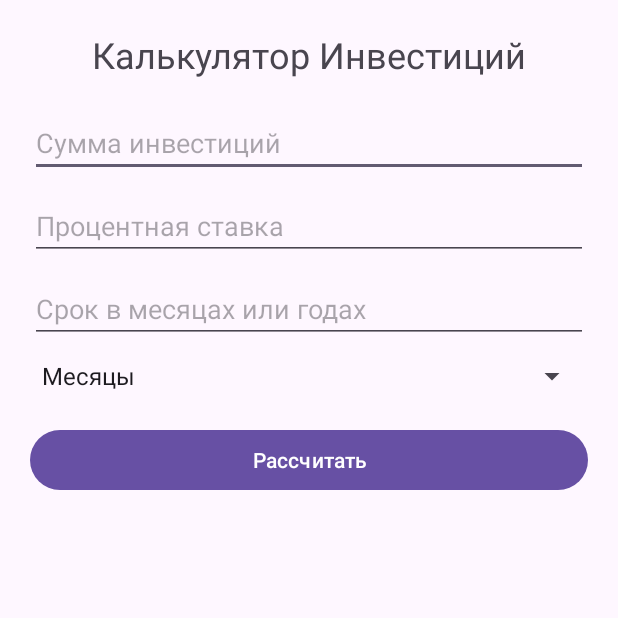
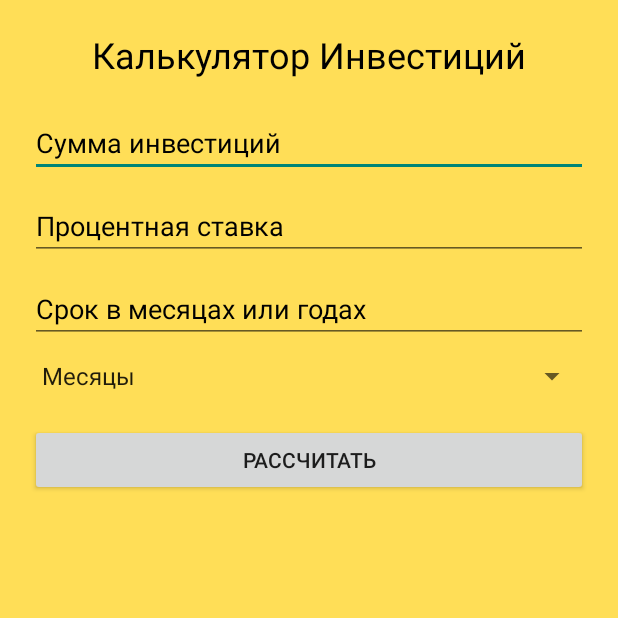
Before and after one commit to andLari/FinanciesControl-v0-0-1, an Android app: the InvestmentCalculatorActivity screen opened directly, with no data from a screen before it, on a phone screen of 412 x 824 dp, the top half of it. Run offline under Robolectric (Android 15) with nearby library versions, the phone set to English and light mode, and no system bars.

Commit message:
поменял фон, поставил в textview, edittext везде черный фон.

```diff
--- a/app/src/main/res/layout/activity_budget_analysis.xml
+++ b/app/src/main/res/layout/activity_budget_analysis.xml
@@ -5,13 +5,15 @@
     xmlns:tools="http://schemas.android.com/tools"
     android:layout_width="match_parent"
     android:layout_height="match_parent"
-    tools:context=".BudgetAnalysisActivity">
+    tools:context=".BudgetAnalysisActivity"
+    android:background="@color/yellow">
 
     <TextView
         android:id="@+id/analysisTitle"
         android:layout_width="wrap_content"
         android:layout_height="wrap_content"
         android:text="Контроль Расходов"
+        android:textColor="@color/black"
         android:textSize="24sp"
         app:layout_constraintTop_toTopOf="parent"
         app:layout_constraintStart_toStartOf="parent"
@@ -24,6 +26,7 @@
         android:layout_height="wrap_content"
         android:layout_marginTop="20dp"
         android:text="Начальный счет:"
+        android:textColor="@color/black"
         app:layout_constraintTop_toBottomOf="@id/analysisTitle"
         app:layout_constraintEnd_toEndOf="parent"
         app:layout_constraintStart_toStartOf="parent" />
--- a/app/src/main/res/layout/activity_investment_calculator.xml
+++ b/app/src/main/res/layout/activity_investment_calculator.xml
@@ -5,7 +5,8 @@
     xmlns:tools="http://schemas.android.com/tools"
     android:layout_width="match_parent"
     android:layout_height="match_parent"
-    tools:context=".InvestmentCalculatorActivity">
+    tools:context=".InvestmentCalculatorActivity"
+    android:background="@color/yellow">
 
     <TextView
         android:id="@+id/investmentTitle"
@@ -13,6 +14,7 @@
         android:layout_height="wrap_content"
         android:text="Калькулятор Инвестиций"
         android:textSize="24sp"
+        android:textColor="@color/black"
         app:layout_constraintTop_toTopOf="parent"
         app:layout_constraintStart_toStartOf="parent"
         app:layout_constraintEnd_toEndOf="parent"
@@ -24,6 +26,7 @@
         android:layout_height="wrap_content"
         android:hint="Сумма инвестиций"
         android:inputType="numberDecimal"
+        android:textColorHint="@color/black"
         app:layout_constraintTop_toBottomOf="@id/investmentTitle"
         app:layout_constraintStart_toStartOf="parent"
         app:layout_constraintEnd_toEndOf="parent"
@@ -37,6 +40,7 @@
         android:layout_height="wrap_content"
         android:hint="Процентная ставка"
         android:inputType="numberDecimal"
+        android:textColorHint="@color/black"
         app:layout_constraintTop_toBottomOf="@id/amountEditText"
         app:layout_constraintStart_toStartOf="parent"
         app:layout_constraintEnd_toEndOf="parent"
@@ -50,6 +54,7 @@
         android:layout_height="wrap_content"
         android:hint="Срок в месяцах или годах"
         android:inputType="number"
+        android:textColorHint="@color/black"
         app:layout_constraintTop_toBottomOf="@id/interestRateEditText"
         app:layout_constraintStart_toStartOf="parent"
         app:layout_constraintEnd_toEndOf="parent"
@@ -87,6 +92,7 @@
         android:layout_width="0dp"
         android:layout_height="wrap_content"
         android:layout_marginTop="20dp"
+        android:textColor="@color/black"
         app:layout_constraintTop_toBottomOf="@id/calculateButton"
         app:layout_constraintStart_toStartOf="parent"
         app:layout_constraintEnd_toEndOf="parent"
--- a/app/src/main/res/layout/activity_main.xml
+++ b/app/src/main/res/layout/activity_main.xml
@@ -3,6 +3,7 @@
     xmlns:tools="http://schemas.android.com/tools"
     android:layout_width="match_parent"
     android:layout_height="match_parent"
+    android:background="@color/yellow"
     tools:context=".MainActivity">
 
     <TextView
@@ -10,6 +11,7 @@
         android:layout_width="wrap_content"
         android:layout_height="wrap_content"
         android:text="Добро пожаловать"
+        android:textColor="@color/black"
         android:textSize="24sp"
         android:layout_centerHorizontal="true"
         android:layout_marginTop="20dp" />
--- a/app/src/main/res/layout/activity_transactions.xml
+++ b/app/src/main/res/layout/activity_transactions.xml
@@ -4,7 +4,8 @@
     xmlns:app="http://schemas.android.com/apk/res-auto"
     android:layout_width="match_parent"
     android:layout_height="match_parent"
-    android:padding="16dp">
+    android:padding="16dp"
+    android:background="@color/yellow">
 
     <!-- Для расходов -->
     <Button
--- a/app/src/main/res/layout/item_data.xml
+++ b/app/src/main/res/layout/item_data.xml
@@ -1,4 +1,3 @@
-<!-- res/layout/item_transaction.xml -->
 <LinearLayout xmlns:android="http://schemas.android.com/apk/res/android"
     android:layout_width="match_parent"
     android:layout_height="wrap_content"
@@ -8,24 +7,28 @@
         android:id="@+id/dateTextView"
         android:layout_width="wrap_content"
         android:layout_height="wrap_content"
+        android:textColor="@color/black"
         android:text="Дата" />
 
     <TextView
         android:id="@+id/typeTextView"
         android:layout_width="wrap_content"
         android:layout_height="wrap_content"
+        android:textColor="@color/black"
         android:text="Тип" />
 
     <TextView
         android:id="@+id/amountTextView"
         android:layout_width="wrap_content"
         android:layout_height="wrap_content"
+        android:textColor="@color/black"
         android:text="Сумма" />
 
     <TextView
         android:id="@+id/nameTextView"
         android:layout_width="wrap_content"
         android:layout_height="wrap_content"
+        android:textColor="@color/black"
         android:text="Название" />
 
 </LinearLayout>
--- a/app/src/main/res/layout/table_row.xml
+++ b/app/src/main/res/layout/table_row.xml
@@ -8,6 +8,7 @@
         android:layout_width="25dp"
         android:layout_height="wrap_content"
         android:layout_weight="1"
+        android:textColor="@color/black"
         android:paddingRight="18dp"/>
 
     <TextView
@@ -15,6 +16,7 @@
         android:layout_width="0dp"
         android:layout_height="wrap_content"
         android:layout_weight="1"
+        android:textColor="@color/black"
         android:paddingRight="16dp"/>
 
     <TextView
@@ -22,11 +24,13 @@
         android:layout_width="0dp"
         android:layout_height="wrap_content"
         android:layout_weight="1"
+        android:textColor="@color/black"
         android:paddingRight="16dp"/>
 
     <TextView
         android:id="@+id/column4"
         android:layout_width="0dp"
         android:layout_height="wrap_content"
+        android:textColor="@color/black"
         android:layout_weight="1"/>
 </TableRow>
--- a/app/src/main/res/values-night/themes.xml
+++ b/app/src/main/res/values-night/themes.xml
@@ -1,6 +1,6 @@
 <resources xmlns:tools="http://schemas.android.com/tools">
     <!-- Base application theme. -->
-    <style name="Base.Theme.Financiescontrolbyandlari" parent="Theme.Material3.DayNight.NoActionBar">
+    <style name="Base.Theme.Financiescontrolbyandlari" parent="Theme.AppCompat.NoActionBar">
         <!-- Customize your dark theme here. -->
         <!-- <item name="colorPrimary">@color/my_dark_primary</item> -->
     </style>
--- a/app/src/main/res/values/colors.xml
+++ b/app/src/main/res/values/colors.xml
@@ -2,5 +2,5 @@
 <resources>
     <color name="black">#FF000000</color>
     <color name="white">#FFFFFFFF</color>
-    <color name="yellow">#F4A900</color>
+    <color name="yellow">#FFDE57</color>
 </resources>
--- a/app/src/main/res/values/themes.xml
+++ b/app/src/main/res/values/themes.xml
@@ -1,6 +1,6 @@
 <resources xmlns:tools="http://schemas.android.com/tools">
     <!-- Base application theme. -->
-    <style name="Base.Theme.Financiescontrolbyandlari" parent="Theme.Material3.DayNight.NoActionBar">
+    <style name="Base.Theme.Financiescontrolbyandlari" parent="Theme.AppCompat.DayNight.NoActionBar">
         <!-- Customize your light theme here. -->
         <!-- <item name="colorPrimary">@color/my_light_primary</item> -->
     </style>
```
Also changed, not shown: app/src/main/res/layout/activity_show_data.xml (+6 -1 lines).
